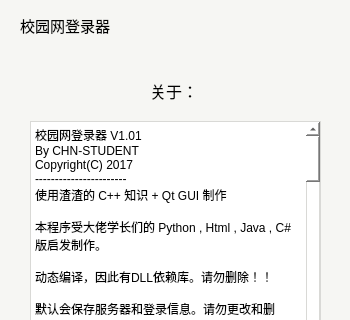
Old version of the form srun-3k-ui/mainwindow.ui in the repository ehaut/srun3k-client-ui; both pictures show x 0 to 350 and y 0 to 320 of the 350 by 500 pixel window.
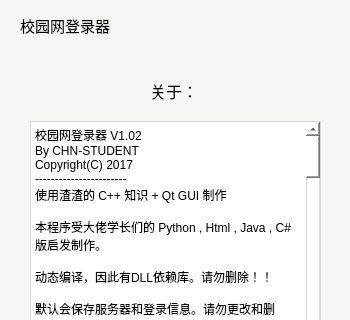
New version of the form.

Commit message: 修复时间显示问题。

```diff
--- a/srun-3k-ui/mainwindow.ui
+++ b/srun-3k-ui/mainwindow.ui
@@ -1097,7 +1097,7 @@
 &lt;html&gt;&lt;head&gt;&lt;meta name=&quot;qrichtext&quot; content=&quot;1&quot; /&gt;&lt;style type=&quot;text/css&quot;&gt;
 p, li { white-space: pre-wrap; }
 &lt;/style&gt;&lt;/head&gt;&lt;body style=&quot; font-family:'SimSun'; font-size:9pt; font-weight:400; font-style:normal;&quot;&gt;
-&lt;p style=&quot; margin-top:0px; margin-bottom:0px; margin-left:0px; margin-right:0px; -qt-block-indent:0; text-indent:0px;&quot;&gt;校园网登录器 V1.01 &lt;/p&gt;
+&lt;p style=&quot; margin-top:0px; margin-bottom:0px; margin-left:0px; margin-right:0px; -qt-block-indent:0; text-indent:0px;&quot;&gt;校园网登录器 V1.02&lt;/p&gt;
 &lt;p style=&quot; margin-top:0px; margin-bottom:0px; margin-left:0px; margin-right:0px; -qt-block-indent:0; text-indent:0px;&quot;&gt;By CHN-STUDENT&lt;/p&gt;
 &lt;p style=&quot; margin-top:0px; margin-bottom:0px; margin-left:0px; margin-right:0px; -qt-block-indent:0; text-indent:0px;&quot;&gt;Copyright(C) 2017&lt;/p&gt;
 &lt;p style=&quot; margin-top:0px; margin-bottom:0px; margin-left:0px; margin-right:0px; -qt-block-indent:0; text-indent:0px;&quot;&gt;-----------------------&lt;/p&gt;
@@ -1111,11 +1111,15 @@
 &lt;p style=&quot; margin-top:0px; margin-bottom:0px; margin-left:0px; margin-right:0px; -qt-block-indent:0; text-indent:0px;&quot;&gt;-----------------------&lt;/p&gt;
 &lt;p style=&quot; margin-top:0px; margin-bottom:0px; margin-left:0px; margin-right:0px; -qt-block-indent:0; text-indent:0px;&quot;&gt;由于能力不足，可能存在以下BUG：&lt;/p&gt;
 &lt;p style=&quot;-qt-paragraph-type:empty; margin-top:0px; margin-bottom:0px; margin-left:0px; margin-right:0px; -qt-block-indent:0; text-indent:0px;&quot;&gt;&lt;br /&gt;&lt;/p&gt;
-&lt;p style=&quot; margin-top:0px; margin-bottom:0px; margin-left:0px; margin-right:0px; -qt-block-indent:0; text-indent:0px;&quot;&gt;1.显示在线时间和流量不准，时间有时候会很快。&lt;/p&gt;
+&lt;p style=&quot; margin-top:0px; margin-bottom:0px; margin-left:0px; margin-right:0px; -qt-block-indent:0; text-indent:0px;&quot;&gt;0.受官方影响，显示流量不准，流量仅为参考值。&lt;/p&gt;
+&lt;p style=&quot;-qt-paragraph-type:empty; margin-top:0px; margin-bottom:0px; margin-left:0px; margin-right:0px; -qt-block-indent:0; text-indent:0px;&quot;&gt;&lt;br /&gt;&lt;/p&gt;
+&lt;p style=&quot; margin-top:0px; margin-bottom:0px; margin-left:0px; margin-right:0px; -qt-block-indent:0; text-indent:0px;&quot;&gt;1.使用不当会造成程序崩溃。&lt;/p&gt;
 &lt;p style=&quot;-qt-paragraph-type:empty; margin-top:0px; margin-bottom:0px; margin-left:0px; margin-right:0px; -qt-block-indent:0; text-indent:0px;&quot;&gt;&lt;br /&gt;&lt;/p&gt;
 &lt;p style=&quot; margin-top:0px; margin-bottom:0px; margin-left:0px; margin-right:0px; -qt-block-indent:0; text-indent:0px;&quot;&gt;2.代码不合理等问题。&lt;/p&gt;
 &lt;p style=&quot;-qt-paragraph-type:empty; margin-top:0px; margin-bottom:0px; margin-left:0px; margin-right:0px; -qt-block-indent:0; text-indent:0px;&quot;&gt;&lt;br /&gt;&lt;/p&gt;
 &lt;p style=&quot; margin-top:0px; margin-bottom:0px; margin-left:0px; margin-right:0px; -qt-block-indent:0; text-indent:0px;&quot;&gt;3.其他问题。&lt;/p&gt;
+&lt;p style=&quot; margin-top:0px; margin-bottom:0px; margin-left:0px; margin-right:0px; -qt-block-indent:0; text-indent:0px;&quot;&gt;-----------------------&lt;/p&gt;
+&lt;p style=&quot; margin-top:0px; margin-bottom:0px; margin-left:0px; margin-right:0px; -qt-block-indent:0; text-indent:0px;&quot;&gt;已经在V1.02修复时间问题，感谢 Chloe ，Noisky 和 MouYouLing 。&lt;/p&gt;
 &lt;p style=&quot;-qt-paragraph-type:empty; margin-top:0px; margin-bottom:0px; margin-left:0px; margin-right:0px; -qt-block-indent:0; text-indent:0px;&quot;&gt;&lt;br /&gt;&lt;/p&gt;
 &lt;p style=&quot; margin-top:0px; margin-bottom:0px; margin-left:0px; margin-right:0px; -qt-block-indent:0; text-indent:0px;&quot;&gt;已经在V1.01版修复以下跳转BUG:&lt;/p&gt;
 &lt;p style=&quot;-qt-paragraph-type:empty; margin-top:0px; margin-bottom:0px; margin-left:0px; margin-right:0px; -qt-block-indent:0; text-indent:0px;&quot;&gt;&lt;br /&gt;&lt;/p&gt;
```
The commit also changes 2 other files.
